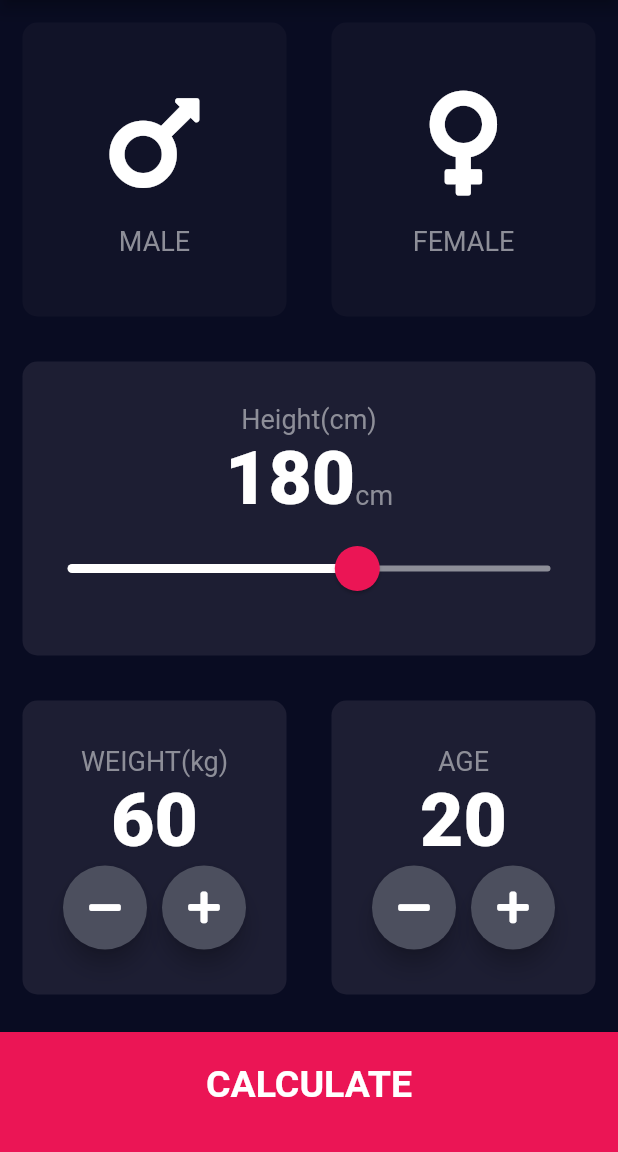
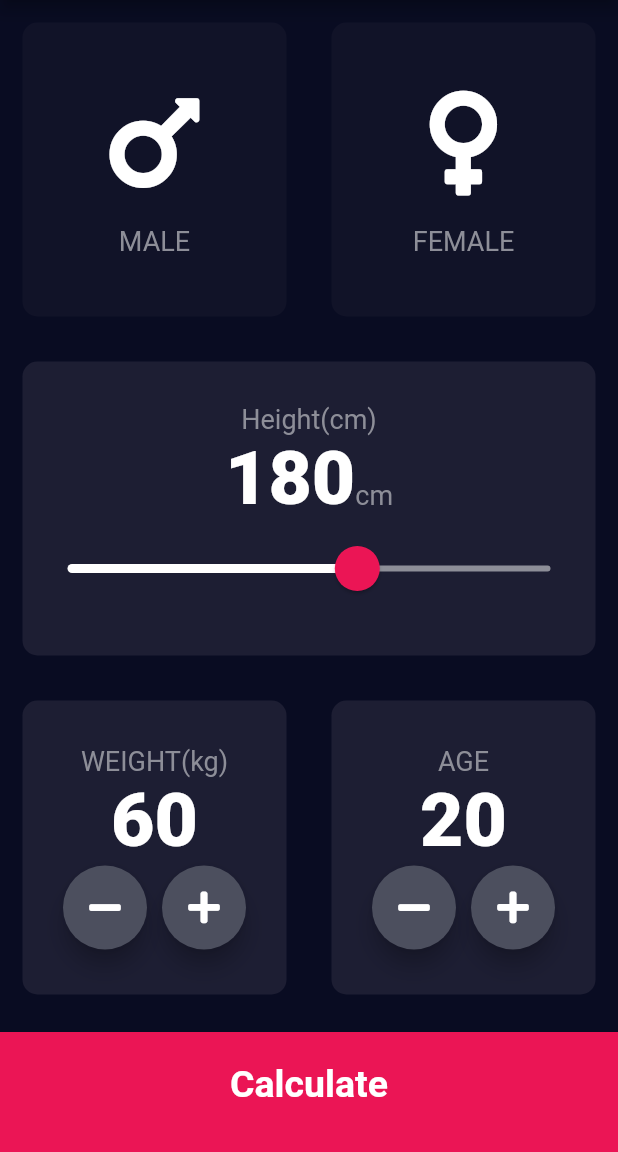
Before and after one commit to CKaii/BMI-Calculator-, a Flutter app: the screen it shows after launch, on a phone screen of 412 x 824 dp, the part 84-1236 px from its top. Run offline on Flutter 3.47's test engine with Material 2 defaults, Android fonts, the phone set to English and light mode, and no system bars; our stand-ins replace font_awesome_flutter.

```diff
--- /dev/null
+++ b/lib/bottom_button.dart
@@ -0,0 +1,29 @@
+import 'package:flutter/material.dart';
+import 'constants.dart';
+
+class BottomButton extends StatelessWidget {
+  BottomButton({@required this.onTap, @required this.buttonTitle});
+
+  final Function onTap;
+  final String buttonTitle;
+
+  @override
+  Widget build(BuildContext context) {
+    return GestureDetector(
+      onTap: onTap,
+      child: Container(
+        child: Center(
+          child: Text(
+            buttonTitle,
+            style: kLargeButtonTextStyle,
+          ),
+        ),
+        color: kBottomContainerColor,
+        margin: EdgeInsets.only(top: 10.0),
+        padding: EdgeInsets.only(bottom: 10.0),
+        width: double.infinity,
+        height: kBottomContainerHeight,
+      ),
+    );
+  }
+}
--- a/lib/input_page.dart
+++ b/lib/input_page.dart
@@ -4,6 +4,9 @@ import 'reusable_icon.dart';
 import 'reusable_card.dart';
 import 'constants.dart';
 import 'results_page.dart';
+import 'bottom_button.dart';
+import 'round_icon_button.dart';
+import 'bmi_calculator.dart';
 
 enum Gender { male, female }
 
@@ -201,49 +204,23 @@ class _InputPageState extends State<InputPage> {
               )
             ],
           )),
-          GestureDetector(
+          BottomButton(
+            buttonTitle: 'Calculate',
             onTap: () {
+              BMICalculator calc =
+                  BMICalculator(height: height, weight: weight);
+
               Navigator.push(context, MaterialPageRoute(builder: (context) {
-                return ResultsPage();
+                return ResultsPage(
+                  bmiResult: calc.calculateBMI(),
+                  resultText: calc.getResult(),
+                  interpretation: calc.getInterpretation(),
+                );
               }));
             },
-            child: Container(
-              child: Center(
-                child: Text(
-                  'CALCULATE',
-                  style: kLargeButtonTextStyle,
-                ),
-              ),
-              color: kBottomContainerColor,
-              margin: EdgeInsets.only(top: 10.0),
-              padding: EdgeInsets.only(bottom: 10.0),
-              width: double.infinity,
-              height: kBottomContainerHeight,
-            ),
           )
         ],
       ),
     );
   }
 }
-
-class RoundIconButton extends StatelessWidget {
-  RoundIconButton({@required this.icon, @required this.onPressed});
-  final IconData icon;
-  final Function onPressed;
-
-  @override
-  Widget build(BuildContext context) {
-    return RawMaterialButton(
-      child: Icon(icon),
-      onPressed: onPressed,
-      elevation: 6.0,
-      constraints: BoxConstraints.tightFor(
-        width: 56.0,
-        height: 56.0,
-      ),
-      shape: CircleBorder(),
-      fillColor: Color(0xFF4C4F5E),
-    );
-  }
-}
--- /dev/null
+++ b/lib/round_icon_button.dart
@@ -0,0 +1,23 @@
+import 'package:flutter/material.dart';
+
+class RoundIconButton extends StatelessWidget {
+  RoundIconButton({@required this.icon, @required this.onPressed});
+
+  final IconData icon;
+  final Function onPressed;
+
+  @override
+  Widget build(BuildContext context) {
+    return RawMaterialButton(
+      child: Icon(icon),
+      onPressed: onPressed,
+      elevation: 6.0,
+      constraints: BoxConstraints.tightFor(
+        width: 56.0,
+        height: 56.0,
+      ),
+      shape: CircleBorder(),
+      fillColor: Color(0xFF4C4F5E),
+    );
+  }
+}
```
Also changed, not shown: lib/bmi_calculator.dart (added, +34 -0 lines), lib/constants.dart (+20 -0 lines), lib/results_page.dart (+59 -1 lines).
